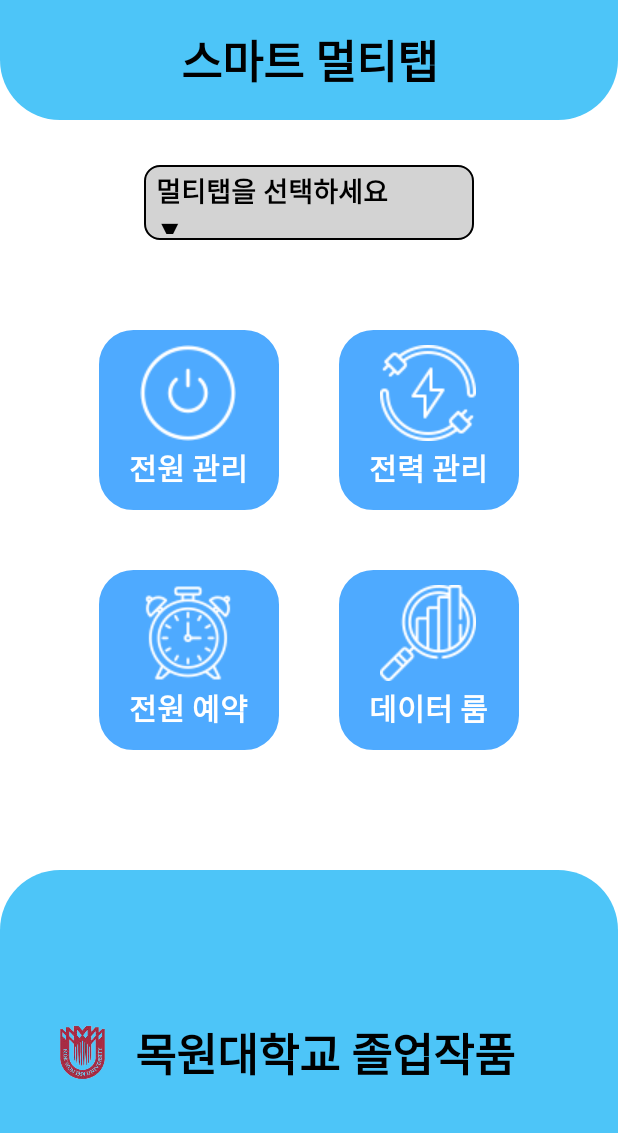
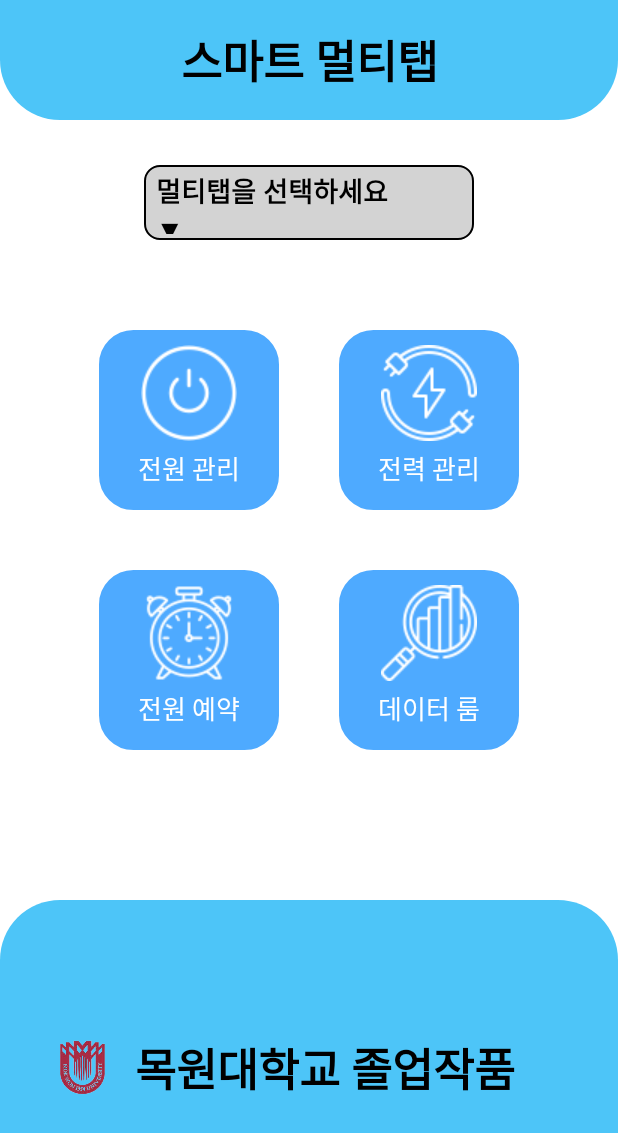
Before and after one commit to htshot/androidProject, an Android app: the screen it shows after launch (MainActivity2), on a phone screen of 412 x 824 dp. Shown: the top 1133 px of the screen. Run offline under Robolectric (Android 15) with nearby library versions, the phone set to English and light mode, and no system bars.

Commit message:
main font change

```diff
--- a/app/src/main/res/layout/mainpage.xml
+++ b/app/src/main/res/layout/mainpage.xml
@@ -79,8 +79,8 @@
                 android:layout_gravity="center"
                 android:text="전원 관리"
                 android:textColor="@color/white"
-                android:textSize="20sp"
-                android:textStyle="bold" />
+                android:textSize="17sp"
+                android:fontFamily="@font/notoblack" />
 
         </GridLayout>
 
@@ -111,8 +111,8 @@
                 android:layout_gravity="center"
                 android:text="전력 관리"
                 android:textColor="@color/white"
-                android:textSize="20sp"
-                android:textStyle="bold" />
+                android:textSize="17sp"
+                android:fontFamily="@font/notoblack" />
 
         </GridLayout>
     </GridLayout>
@@ -157,8 +157,8 @@
                 android:layout_gravity="center"
                 android:text="전원 예약"
                 android:textColor="@color/white"
-                android:textSize="20sp"
-                android:textStyle="bold" />
+                android:textSize="17sp"
+                android:fontFamily="@font/notoblack" />
 
         </GridLayout>
 
@@ -186,10 +186,10 @@
                 android:layout_width="wrap_content"
                 android:layout_height="wrap_content"
                 android:text="데이터 룸"
-                android:textSize="20sp"
                 android:textColor="@color/white"
                 android:layout_gravity="center"
-                android:textStyle="bold"/>
+                android:textSize="17sp"
+                android:fontFamily="@font/notoblack"/>
 
         </GridLayout>
     </GridLayout>
@@ -201,7 +201,7 @@
         android:background="@drawable/bottom_round"
         android:layout_weight="1"
         android:padding="20dp"
-        android:layout_marginTop="80dp"
+        android:layout_marginTop="100dp"
         >
 
         <ImageView
--- a/app/src/main/res/layout/reservation.xml
+++ b/app/src/main/res/layout/reservation.xml
@@ -604,7 +604,8 @@
         android:layout_height="wrap_content"
         android:layout_marginTop="1dp"
         android:layout_marginLeft="20dp"
-        android:layout_marginRight="40dp">
+        android:layout_marginRight="40dp"
+        >
         <LinearLayout
             android:layout_width="wrap_content"
             android:layout_height="wrap_content"
```
Also changed, not shown: 1 other file.
